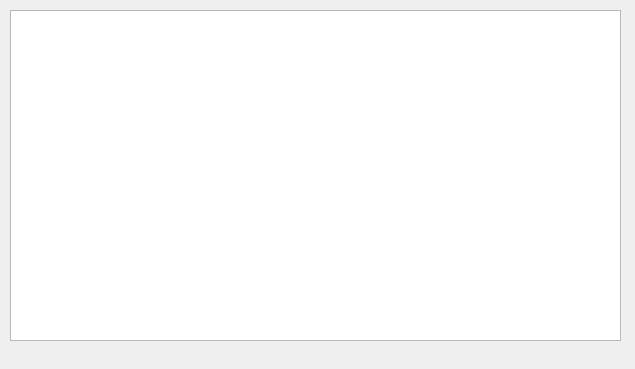
Above: mail_box.ui from antonsavchenko94/Authorization before the change. Below: the same form after it.
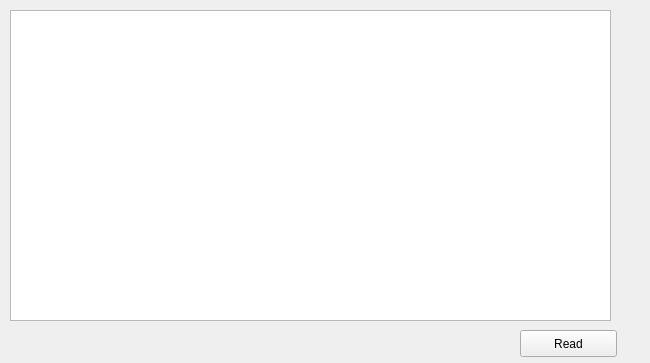
That is the form after the change.

What changed in the file:
```diff
--- a/mail_box.ui
+++ b/mail_box.ui
@@ -6,24 +6,34 @@
    <rect>
     <x>0</x>
     <y>0</y>
-    <width>635</width>
-    <height>369</height>
+    <width>650</width>
+    <height>363</height>
    </rect>
   </property>
   <property name="windowTitle">
    <string>Form</string>
   </property>
-  <widget class="QTextEdit" name="textEdit">
+  <widget class="QListWidget" name="listWidget">
    <property name="geometry">
     <rect>
      <x>10</x>
      <y>10</y>
-     <width>611</width>
-     <height>331</height>
+     <width>601</width>
+     <height>311</height>
     </rect>
    </property>
-   <property name="readOnly">
-    <bool>true</bool>
+  </widget>
+  <widget class="QPushButton" name="pushButton">
+   <property name="geometry">
+    <rect>
+     <x>520</x>
+     <y>330</y>
+     <width>97</width>
+     <height>27</height>
+    </rect>
+   </property>
+   <property name="text">
+    <string>Read</string>
    </property>
   </widget>
  </widget>
```
